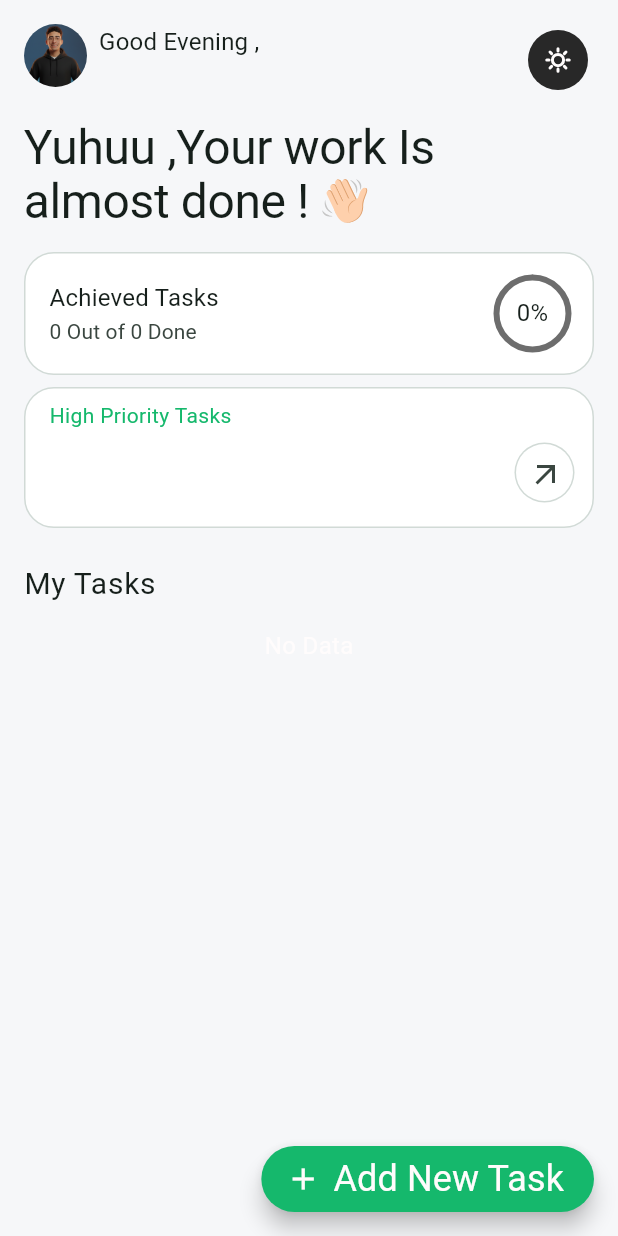
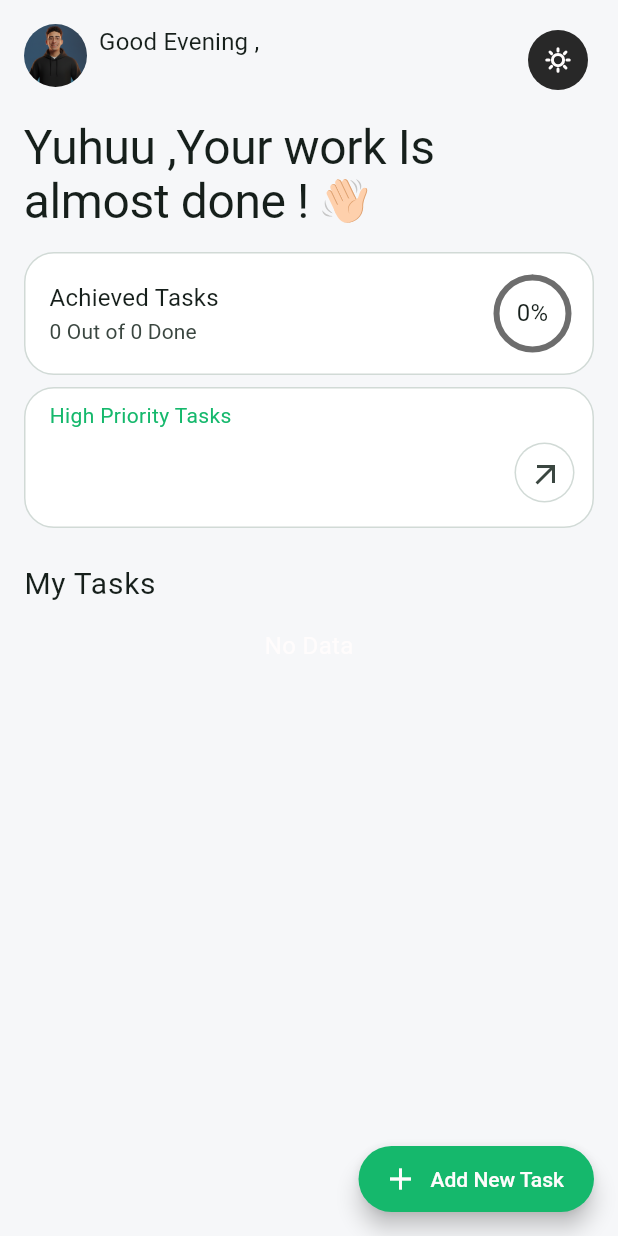
Before and after one commit to Moazosama2004/tasky-app, a Flutter app: the HomeView screen opened directly, on a phone screen of 412 x 824 dp. Run offline on Flutter 3.47's test engine with Material 3 defaults, Android fonts, the phone set to English and light mode, and no system bars; our stand-ins replace flutter_svg, shared_preferences; accounts and stored records are empty.

Commit message:
button theme

```diff
--- a/lib/core/theme/dark_theme.dart
+++ b/lib/core/theme/dark_theme.dart
@@ -42,7 +42,6 @@ ThemeData darkTheme = ThemeData(
     elevation: 0.0,
     backgroundColor: Colors.transparent,
   ),
-
   textTheme: TextTheme(
     displaySmall: TextStyle(
       fontWeight: FontWeight.w400,
@@ -95,7 +94,6 @@ ThemeData darkTheme = ThemeData(
       color: Color(0xffFFFCFC),
     ),
   ),
-
   inputDecorationTheme: InputDecorationTheme(
     hintStyle: TextStyle(
       color: Color(0xff6D6D6D),
@@ -122,4 +120,29 @@ ThemeData darkTheme = ThemeData(
       borderRadius: BorderRadiusGeometry.circular(4),
     ),
   ),
+  elevatedButtonTheme: ElevatedButtonThemeData(
+    style: ButtonStyle(
+      backgroundColor: WidgetStateProperty.all(Color(0xff15B86C)),
+      foregroundColor: WidgetStateProperty.all(Color(0xffFFFCFC)),
+      textStyle: WidgetStateProperty.all(
+        TextStyle(
+          fontWeight: FontWeight.w500,
+          fontSize: 14,
+          color: Color(0xffffffff),
+        ),
+      ),
+    ),
+  ),
+  floatingActionButtonTheme: FloatingActionButtonThemeData(
+    backgroundColor: Color(0xff15B86C),
+    foregroundColor: Color(0xffFFFCFC),
+    shape: RoundedRectangleBorder(
+      borderRadius: BorderRadiusGeometry.circular(100),
+    ),
+    extendedTextStyle: TextStyle(
+      fontWeight: FontWeight.w500,
+      fontSize: 14,
+      color: Color(0xffffffff),
+    ),
+  ),
 );
--- a/lib/core/theme/light_theme.dart
+++ b/lib/core/theme/light_theme.dart
@@ -124,4 +124,29 @@ ThemeData lightTheme = ThemeData(
     ),
     side: BorderSide(color: Color(0xffD1DAD6), width: 2),
   ),
+  elevatedButtonTheme: ElevatedButtonThemeData(
+    style: ButtonStyle(
+      backgroundColor: WidgetStateProperty.all(Color(0xff15B86C)),
+      foregroundColor: WidgetStateProperty.all(Color(0xffFFFCFC)),
+      textStyle: WidgetStateProperty.all(
+        TextStyle(
+          fontWeight: FontWeight.w500,
+          fontSize: 14,
+          color: Color(0xffffffff),
+        ),
+      ),
+    ),
+  ),
+  floatingActionButtonTheme: FloatingActionButtonThemeData(
+    backgroundColor: Color(0xff15B86C),
+    foregroundColor: Color(0xffFFFCFC),
+    shape: RoundedRectangleBorder(
+      borderRadius: BorderRadiusGeometry.circular(100),
+    ),
+    extendedTextStyle: TextStyle(
+      fontWeight: FontWeight.w500,
+      fontSize: 14,
+      color: Color(0xffffffff),
+    ),
+  ),
 );
--- a/lib/core/widgets/custom_button.dart
+++ b/lib/core/widgets/custom_button.dart
@@ -15,15 +15,10 @@ class CustomButton extends StatelessWidget {
   Widget build(BuildContext context) {
     return ElevatedButton.icon(
       style: ElevatedButton.styleFrom(
-        backgroundColor: Color(0xff15B86C),
-        foregroundColor: Color(0xffFFFCFC),
         fixedSize: Size(MediaQuery.of(context).size.width, 40),
       ),
       onPressed: onPressed,
-      label: Text(
-        label,
-        style: TextStyle(fontWeight: FontWeight.w400, fontSize: 14),
-      ),
+      label: Text(label),
     );
   }
 }
--- a/lib/views/home_view.dart
+++ b/lib/views/home_view.dart
@@ -65,11 +65,6 @@ class _HomeViewState extends State<HomeView> {
       floatingActionButton: SizedBox(
         height: 44,
         child: FloatingActionButton.extended(
-          backgroundColor: Color(0xff15B86C),
-          foregroundColor: Color(0xffFFFCFC),
-          shape: RoundedRectangleBorder(
-            borderRadius: BorderRadiusGeometry.circular(100),
-          ),
           onPressed: () async {
             final bool? result = await Navigator.push(
               context,
```
